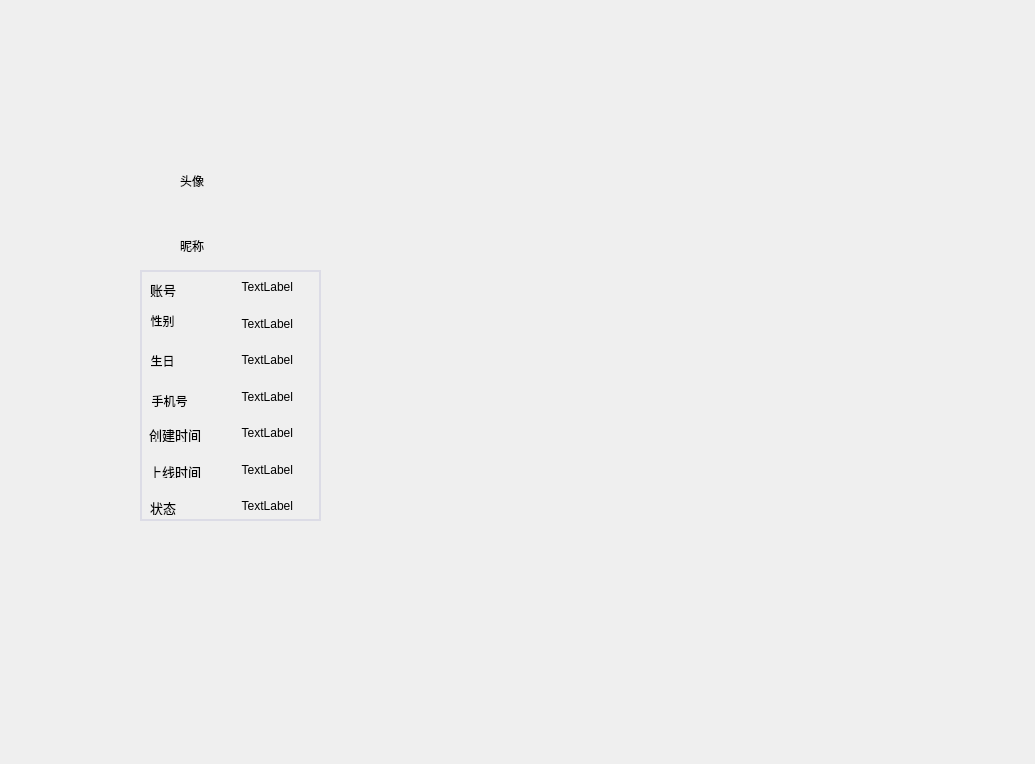
Before: the Qt Designer form Module/Home/PersonallnfoPage.ui in com567/NewRepo, drawn with Qt 5.
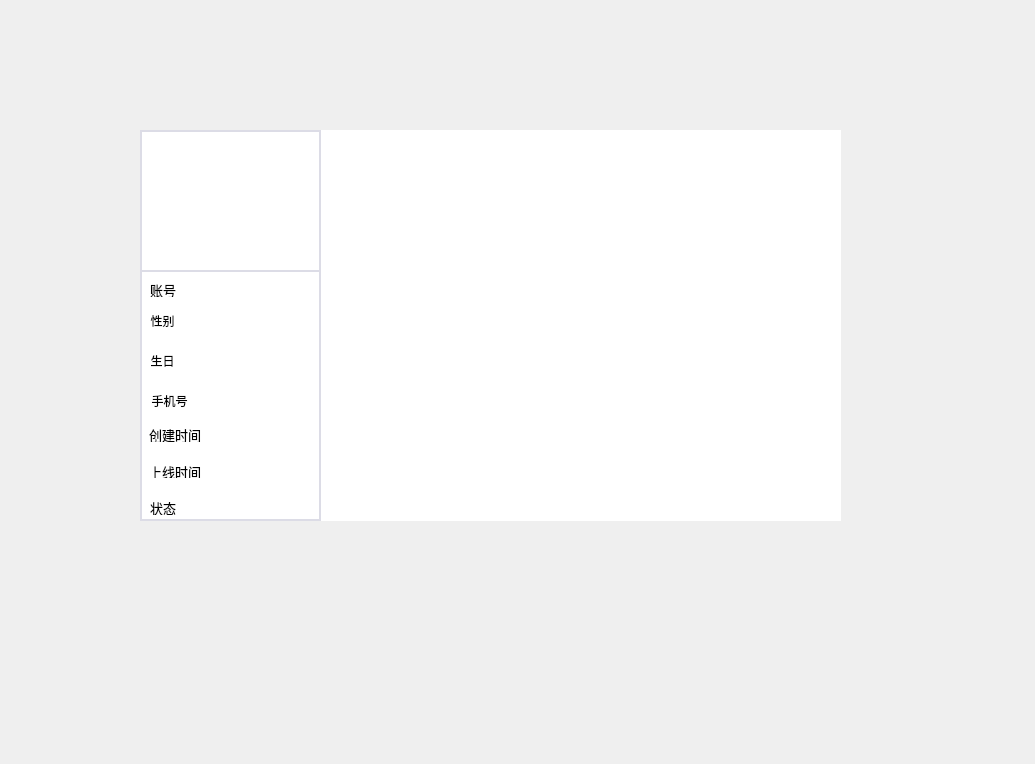
After: the same form once the commit is applied. Icons and pictures are not drawn.

The edit to the form file:
```diff
--- a/Module/Home/PersonallnfoPage.ui
+++ b/Module/Home/PersonallnfoPage.ui
@@ -23,7 +23,7 @@
     </rect>
    </property>
    <property name="styleSheet">
-    <string notr="true"/>
+    <string notr="true">background-color: rgb(255, 255, 255);</string>
    </property>
    <widget class="QToolButton" name="closeBtn">
     <property name="geometry">
@@ -63,7 +63,7 @@
      </rect>
     </property>
     <property name="styleSheet">
-     <string notr="true"/>
+     <string notr="true">border:2px solid rgb(220,220,230);</string>
     </property>
     <widget class="QWidget" name="user_data" native="true">
      <property name="geometry">
@@ -81,6 +81,9 @@
 #user_data .QPushButton{
 	border:none;
 	
+}
+#user_data .QLabel{
+	border:none;
 }</string>
      </property>
      <widget class="QLabel" name="label_8">
@@ -99,14 +102,14 @@
      <widget class="QLabel" name="label_3">
       <property name="geometry">
        <rect>
-        <x>99</x>
+        <x>69</x>
         <y>9</y>
-        <width>54</width>
-        <height>16</height>
+        <width>101</width>
+        <height>20</height>
        </rect>
       </property>
       <property name="text">
-       <string>TextLabel</string>
+       <string/>
       </property>
       <property name="alignment">
        <set>Qt::AlignmentFlag::AlignRight|Qt::AlignmentFlag::AlignTrailing|Qt::AlignmentFlag::AlignVCenter</set>
@@ -115,14 +118,14 @@
      <widget class="QLabel" name="label_9">
       <property name="geometry">
        <rect>
-        <x>99</x>
+        <x>89</x>
         <y>46</y>
-        <width>54</width>
-        <height>16</height>
+        <width>81</width>
+        <height>20</height>
        </rect>
       </property>
       <property name="text">
-       <string>TextLabel</string>
+       <string/>
       </property>
       <property name="alignment">
        <set>Qt::AlignmentFlag::AlignRight|Qt::AlignmentFlag::AlignTrailing|Qt::AlignmentFlag::AlignVCenter</set>
@@ -131,14 +134,14 @@
      <widget class="QLabel" name="label_10">
       <property name="geometry">
        <rect>
-        <x>99</x>
+        <x>79</x>
         <y>82</y>
-        <width>54</width>
-        <height>16</height>
+        <width>91</width>
+        <height>20</height>
        </rect>
       </property>
       <property name="text">
-       <string>TextLabel</string>
+       <string/>
       </property>
       <property name="alignment">
        <set>Qt::AlignmentFlag::AlignRight|Qt::AlignmentFlag::AlignTrailing|Qt::AlignmentFlag::AlignVCenter</set>
@@ -147,14 +150,14 @@
      <widget class="QLabel" name="label_11">
       <property name="geometry">
        <rect>
-        <x>99</x>
+        <x>79</x>
         <y>119</y>
-        <width>54</width>
-        <height>16</height>
+        <width>91</width>
+        <height>20</height>
        </rect>
       </property>
       <property name="text">
-       <string>TextLabel</string>
+       <string/>
       </property>
       <property name="alignment">
        <set>Qt::AlignmentFlag::AlignRight|Qt::AlignmentFlag::AlignTrailing|Qt::AlignmentFlag::AlignVCenter</set>
@@ -176,14 +179,14 @@
      <widget class="QLabel" name="label_14">
       <property name="geometry">
        <rect>
-        <x>99</x>
+        <x>69</x>
         <y>155</y>
-        <width>54</width>
-        <height>16</height>
+        <width>101</width>
+        <height>20</height>
        </rect>
       </property>
       <property name="text">
-       <string>TextLabel</string>
+       <string/>
       </property>
       <property name="alignment">
        <set>Qt::AlignmentFlag::AlignRight|Qt::AlignmentFlag::AlignTrailing|Qt::AlignmentFlag::AlignVCenter</set>
@@ -205,14 +208,14 @@
      <widget class="QLabel" name="label_16">
       <property name="geometry">
        <rect>
-        <x>99</x>
+        <x>69</x>
         <y>192</y>
-        <width>54</width>
-        <height>16</height>
+        <width>101</width>
+        <height>20</height>
        </rect>
       </property>
       <property name="text">
-       <string>TextLabel</string>
+       <string/>
       </property>
       <property name="alignment">
        <set>Qt::AlignmentFlag::AlignRight|Qt::AlignmentFlag::AlignTrailing|Qt::AlignmentFlag::AlignVCenter</set>
@@ -234,14 +237,14 @@
      <widget class="QLabel" name="label_12">
       <property name="geometry">
        <rect>
-        <x>99</x>
+        <x>79</x>
         <y>228</y>
-        <width>54</width>
-        <height>16</height>
+        <width>91</width>
+        <height>20</height>
        </rect>
       </property>
       <property name="text">
-       <string>TextLabel</string>
+       <string/>
       </property>
       <property name="alignment">
        <set>Qt::AlignmentFlag::AlignRight|Qt::AlignmentFlag::AlignTrailing|Qt::AlignmentFlag::AlignVCenter</set>
@@ -296,30 +299,37 @@
       </property>
      </widget>
     </widget>
-    <widget class="QLabel" name="avatar">
+    <widget class="QPushButton" name="nick_name">
+     <property name="geometry">
+      <rect>
+       <x>40</x>
+       <y>110</y>
+       <width>101</width>
+       <height>24</height>
+      </rect>
+     </property>
+     <property name="styleSheet">
+      <string notr="true">border:none</string>
+     </property>
+     <property name="text">
+      <string/>
+     </property>
+    </widget>
+    <widget class="QPushButton" name="avatar">
      <property name="geometry">
       <rect>
        <x>40</x>
        <y>10</y>
        <width>101</width>
-       <height>81</height>
+       <height>91</height>
       </rect>
      </property>
-     <property name="text">
-      <string>头像</string>
+     <property name="styleSheet">
+      <string notr="true">border:none;
+image: url(:/Resources/man.jpg);</string>
      </property>
-    </widget>
-    <widget class="QLabel" name="nick_name">
-     <property name="geometry">
-      <rect>
-       <x>40</x>
-       <y>100</y>
-       <width>101</width>
-       <height>31</height>
-      </rect>
-     </property>
      <property name="text">
-      <string>昵称</string>
+      <string/>
      </property>
     </widget>
    </widget>
```
Left out of the diff: 20 changed lines with no effect on the pictures.
